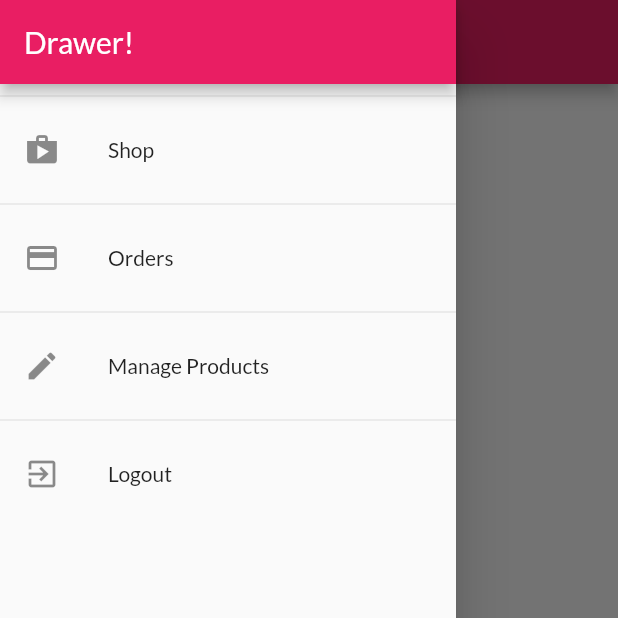
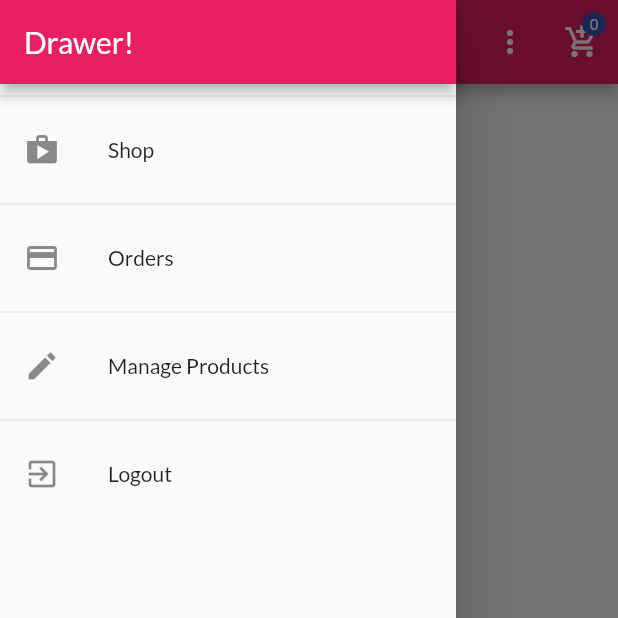
Before and after one commit to M-elhasan9/Flutter_shop_application, a Flutter app: the ProductOverviewScreen screen opened directly, with the side drawer open, on a phone screen of 412 x 824 dp, the top half of it. Run offline on Flutter 3.47's test engine with Material 2 defaults, Android fonts, the phone set to English and light mode, and no system bars; our stand-ins replace shared_preferences; accounts and stored records are empty.

Commit message:
Finish Badge,product overview

```diff
--- a/lib/controller/badge.dart
+++ b/lib/controller/badge.dart
@@ -0,0 +1,43 @@
+import 'package:flutter/material.dart';
+
+class Badge extends StatelessWidget {
+  final Widget child;
+  final String value;
+  final Color color;
+
+  Badge({
+    @required this.child,
+    @required this.value,
+    @required this.color,
+  });
+
+  @override
+  Widget build(BuildContext context) {
+    return Stack(
+      alignment: Alignment.center,
+      children: [
+        child,
+        Positioned(
+          right: 8.0,
+          top: 8.0,
+          child: Container(
+            padding: EdgeInsets.all(2.0),
+            decoration: BoxDecoration(
+              borderRadius: BorderRadius.circular(10.0),
+              color: color != null ? color : Theme.of(context).accentColor,
+            ),
+            constraints: BoxConstraints(
+              minHeight: 16.0,
+              minWidth: 16.0,
+            ),
+            child: Text(
+              value,
+              style: TextStyle(fontSize: 10.0),
+              textAlign: TextAlign.center,
+            ),
+          ),
+        )
+      ],
+    );
+  }
+}
--- a/lib/controller/product_item.dart
+++ b/lib/controller/product_item.dart
@@ -0,0 +1,8 @@
+import 'package:flutter/material.dart';
+
+class ProductItem extends StatelessWidget {
+  @override
+  Widget build(BuildContext context) {
+    return Container();
+  }
+}
--- a/lib/controller/products_grid.dart
+++ b/lib/controller/products_grid.dart
@@ -0,0 +1,27 @@
+import 'package:flutter/material.dart';
+import '../controller/product_item.dart';
+import '../models/products.dart';
+import 'package:provider/provider.dart';
+
+
+class ProductsGrid extends StatelessWidget {
+  final bool showFavs;
+
+  ProductsGrid(this.showFavs);
+
+  @override
+  Widget build(BuildContext context) {
+    final productData = Provider.of<Products>(context);
+    final products = showFavs ? productData.favoritesItems:productData.items;
+    return GridView.builder(
+        itemCount: products.length,
+        gridDelegate: SliverGridDelegateWithFixedCrossAxisCount(
+          crossAxisCount: 2,
+          childAspectRatio: 3 / 2,
+          crossAxisSpacing: 10,
+          mainAxisSpacing: 10,
+        ), itemBuilder: (ctx,i)=>ChangeNotifierProvider.value(value: products[i],
+              child: ProductItem(),
+            ));
+  }
+}
--- a/lib/main.dart
+++ b/lib/main.dart
@@ -41,7 +41,7 @@ class MyApp extends StatelessWidget {
         ),
       ],
       child: Consumer<Authentication>(
-        builder: (ctx, auth, _) => MaterialApp(
+        builder: (ctx, auth, context) => MaterialApp(
           debugShowCheckedModeBanner: false,
           theme: ThemeData(
             primarySwatch: Colors.pink,
--- a/lib/view/product_overview_screen.dart
+++ b/lib/view/product_overview_screen.dart
@@ -1,5 +1,12 @@
 import 'package:flutter/material.dart';
+import '../controller/badge.dart';
+import '../controller/products_grid.dart';
+import '../models/cart.dart';
+import '../view/cart_screen.dart';
+import 'package:provider/provider.dart';
 import '../controller/app_drawer.dart';
+
+enum FilterOption { Favorites, All }
 
 class ProductOverviewScreen extends StatefulWidget {
   @override
@@ -7,15 +14,69 @@ class ProductOverviewScreen extends StatefulWidget {
 }
 
 class _ProductOverviewScreenState extends State<ProductOverviewScreen> {
+  var _isLoading = false;
+  var _showOnlyFavorites = false;
+
+  //var _isInit=false;
+
+  //TODO:Problem in fetchAndSetProducts()
+  // @override
+  // void initState() {
+  //   super.initState();
+  //   _isLoading = true;
+  //   Provider.of<Products>(context, listen: false).fetchAndSetProducts().then(
+  //         (_) => setState(
+  //           () => _isLoading = false,
+  //         ),
+  //       ).catchError((error)=>print(error));
+  // }
+
   @override
   Widget build(BuildContext context) {
     return Scaffold(
       appBar: AppBar(
-        title: Text('product overview screen'),
+        title: Text('My Shop'),
+        actions: [
+          PopupMenuButton(
+            onSelected: (FilterOption selectedVal) {
+              setState(() {
+                if (selectedVal == FilterOption.Favorites) {
+                  _showOnlyFavorites = true;
+                } else {
+                  _showOnlyFavorites = false;
+                }
+              });
+            },
+            icon: Icon(Icons.more_vert),
+            itemBuilder: (_) => [
+              PopupMenuItem(
+                child: Text('Only Favorites'),
+                value: FilterOption.Favorites,
+              ),
+              PopupMenuItem(
+                child: Text('Show All'),
+                value: FilterOption.All,
+              ),
+            ],
+          ),
+          Consumer<Cart>(
+            child: IconButton(
+              icon: Icon(Icons.add_shopping_cart),
+              onPressed: () =>
+                  Navigator.of(context).pushNamed(CartScreen.routeName),
+            ),
+            builder: (_, cart, ch) => Badge(
+              child: ch,
+              value: cart.itemCount.toString(),
+            ),
+          ),
+        ],
       ),
-      body: Center(
-        child: Text('Text'),
-      ),
+      body: _isLoading
+          ? Center(
+              child: CircularProgressIndicator(),
+            )
+          : ProductsGrid(_showOnlyFavorites),
       drawer: AppDrawer(),
     );
   }
```
